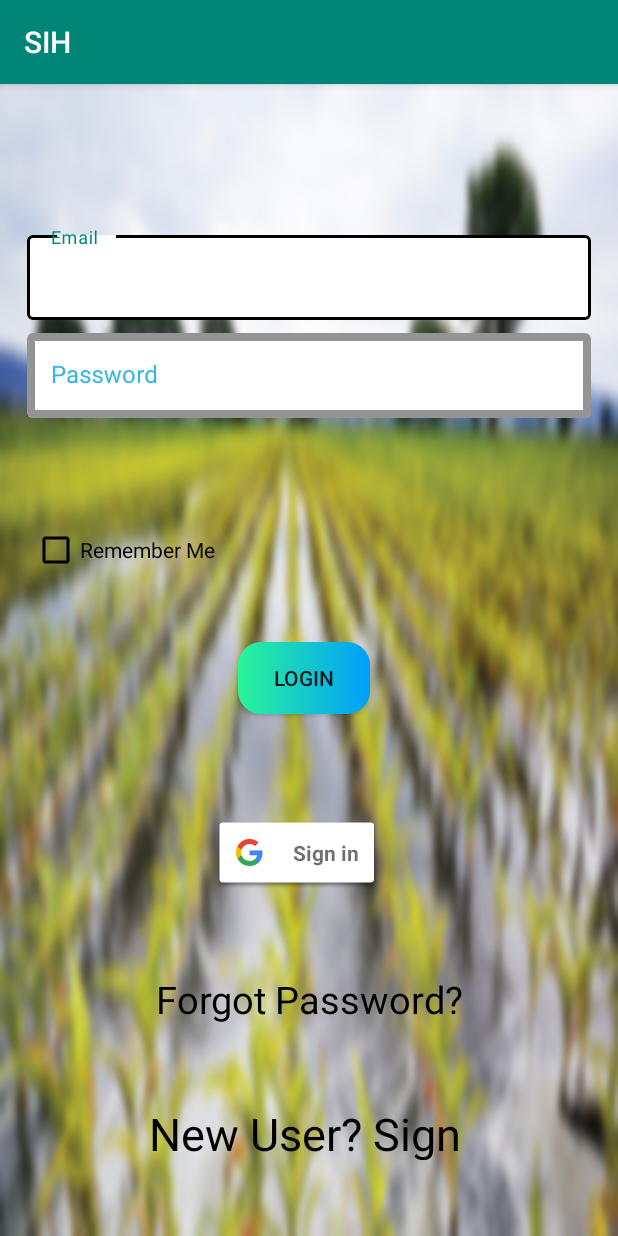
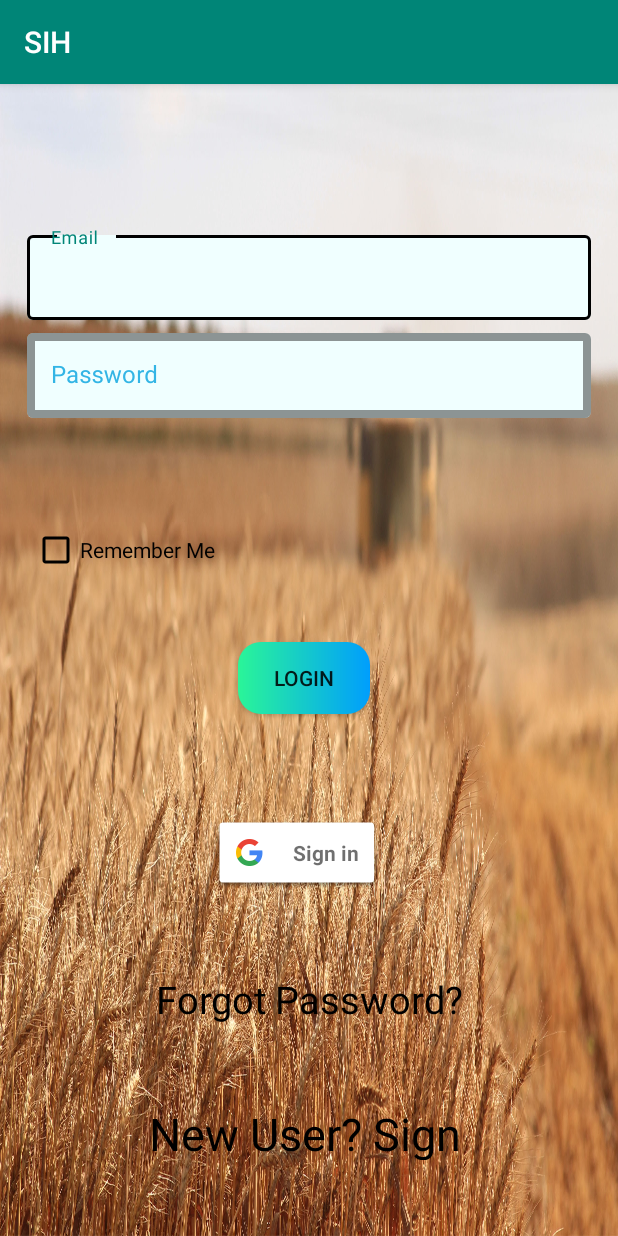
Before and after one commit to sandydebug/SIH_APP, an Android app: the screen it shows after launch (Login), on a phone screen of 412 x 824 dp. Run offline under Robolectric (Android 15) with nearby library versions, the phone set to English and light mode, and no system bars; our stand-ins replace Firebase (no records; nobody signed in at launch, a user with empty details on screens opened directly), Shimmer; libraries missing offline, so code that uses them is left out: com.daimajia.androidanimations, com.romainpiel.shimmer, jp.wasabeef.blurry; 3 statements that could not run were skipped.

Commit message:
Random Changes.

```diff
--- a/app/src/main/res/layout/activity_login.xml
+++ b/app/src/main/res/layout/activity_login.xml
@@ -5,7 +5,7 @@
     android:layout_width="match_parent"
     android:layout_height="match_parent"
     android:id="@+id/conlay"
-    android:background="@drawable/back21"
+    android:background="@drawable/loginback"
     tools:context=".MainActivity">
 
    <!-- <androidx.constraintlayout.widget.ConstraintLayout
@@ -26,7 +26,7 @@
         android:layout_marginRight="10dp"
         android:layout_marginBottom="100dp"
         android:textColorHint="@android:color/holo_blue_light"
-        app:boxBackgroundColor="@android:color/white"
+        app:boxBackgroundColor="#F0FFFF"
         app:boxStrokeColor="@android:color/black"
         app:boxStrokeWidth="5dp"
         app:layout_constraintBottom_toTopOf="@+id/password1"
@@ -66,7 +66,7 @@
         android:layout_marginRight="10dp"
         android:layout_marginBottom="16dp"
         android:textColorHint="@android:color/holo_blue_light"
-        app:boxBackgroundColor="@android:color/white"
+        app:boxBackgroundColor="#F0FFFF"
         app:boxStrokeColor="@android:color/black"
         app:boxStrokeWidth="5dp"
         app:layout_constraintBottom_toTopOf="@+id/checkbox"
--- a/app/src/main/res/layout/post_item.xml
+++ b/app/src/main/res/layout/post_item.xml
@@ -27,8 +27,8 @@
             <ImageView
                 android:id="@+id/imageView"
                 android:layout_gravity="center"
-                android:layout_width="50dp"
-                android:layout_height="50dp"
+                android:layout_width="100dp"
+                android:layout_height="100dp"
                 android:src="@drawable/user"
                 android:contentDescription="Product Image"
                 android:scaleType="fitXY"
```
Also changed, not shown: app/src/main/java/com/example/sih/Adapters/PostAdapter.java (+11 -1 lines), app/src/main/java/com/example/sih/Loggedin.java (+22 -4 lines), app/src/main/java/com/example/sih/Models/PostModel.java (+15 -6 lines), app/src/main/res/layout/activity_loggedin.xml (+4 -3 lines), app/src/main/res/drawable/back21.jpg (deleted), app/src/main/res/drawable/cereals.jpg (added), app/src/main/res/drawable/fruit.webp (added), app/src/main/res/drawable/loginback.jpg (added), app/src/main/res/drawable/veggies.jpg (added), 1 other file.
